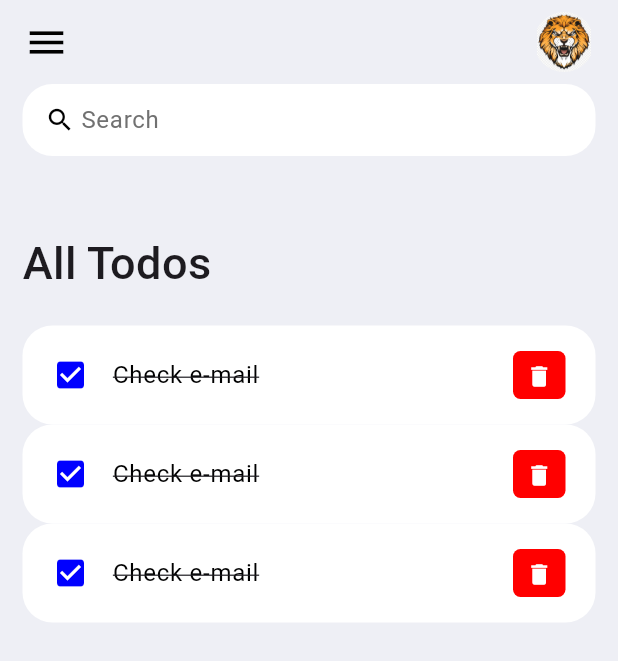
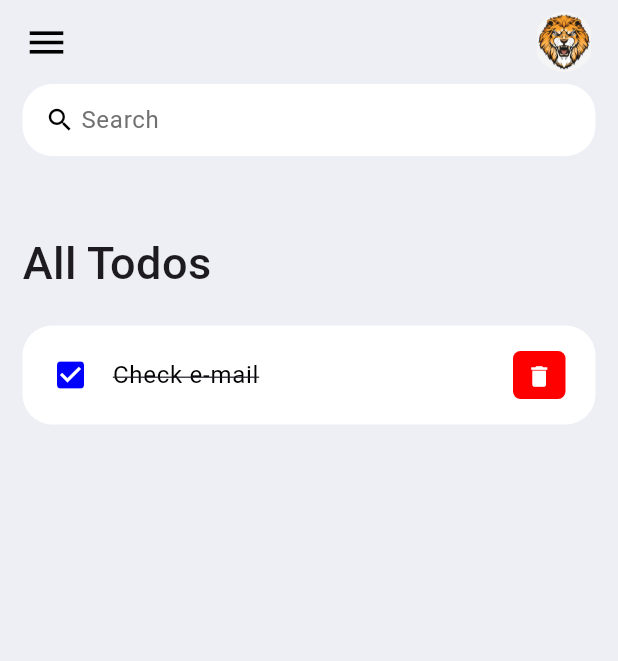
Before and after one commit to marcinherman/ToDoList, a Flutter app: the screen it shows after launch, on a phone screen of 412 x 824 dp. Shown: the top 661 px of the screen. Run offline on Flutter 3.47's test engine with Material 3 defaults, Android fonts, the phone set to English and light mode, and no system bars; generated files the repository leaves out were written again; statements that could not run were skipped.

Commit message:
nullable expression

```diff
--- /dev/null
+++ b/to_todo_list/lib/models/todo.dart
@@ -0,0 +1,31 @@
+class Todo {
+  String? id;
+  String? todoText;
+  bool? isDone;
+
+  Todo({
+    required this.id,
+    required this.todoText,
+    this.isDone = false,
+  });
+
+  static List<Todo> todoList() {
+    return [
+      Todo(id: '01', todoText: 'Exercise', isDone: true),
+      Todo(id: '02', todoText: 'Shopping', isDone: true),
+      Todo(
+        id: '03',
+        todoText: 'Check Emails',
+      ),
+      Todo(
+        id: '04',
+        todoText: 'Meeting',
+      ),
+      Todo(id: '06', todoText: 'Work on mobile apps fot 2 hour'),
+      Todo(
+        id: '07',
+        todoText: 'Dinner with Jenny',
+      )
+    ];
+  }
+}
--- a/to_todo_list/lib/screens/home.dart
+++ b/to_todo_list/lib/screens/home.dart
@@ -1,9 +1,11 @@
 import 'package:flutter/material.dart';
 import 'package:to_todo_list/constants/colors.dart';
+import 'package:to_todo_list/models/todo.dart';
 import 'package:to_todo_list/widgets/todo_item.dart';
 
 class Home extends StatelessWidget {
-  const Home({super.key});
+  Home({super.key});
+  final todosList = Todo.totodoList();
 
   @override
   Widget build(BuildContext context) {
@@ -29,8 +31,6 @@ class Home extends StatelessWidget {
                           TextStyle(fontSize: 30, fontWeight: FontWeight.w500),
                     ),
                   ),
-                  const TodoItem(),
-                  TodoItem(),
                   TodoItem(),
                 ],
               ),
--- a/to_todo_list/lib/widgets/main.dart
+++ b/to_todo_list/lib/widgets/main.dart
@@ -10,7 +10,7 @@ class MyApp extends StatelessWidget {
 
   @override
   Widget build(BuildContext context) {
-    return const MaterialApp(
+    return MaterialApp(
         debugShowCheckedModeBanner: false, title: 'ToDo App', home: Home());
   }
 }
--- a/to_todo_list/lib/widgets/todo_item.dart
+++ b/to_todo_list/lib/widgets/todo_item.dart
@@ -1,14 +1,20 @@
 import 'package:flutter/material.dart';
 import 'package:to_todo_list/constants/colors.dart';
+import 'package:to_todo_list/models/todo.dart';
 
 class TodoItem extends StatelessWidget {
-  const TodoItem({super.key});
+  TodoItem({super.key});
+
+  final todosList = Todo.totodoList();
 
   @override
   Widget build(BuildContext context) {
     return Container(
+      margin: const EdgeInsets.only(bottom: 15),
       child: ListTile(
-        onTap: () {},
+        onTap: () {
+          print('clicked on item');
+        },
         shape: RoundedRectangleBorder(borderRadius: BorderRadius.circular(20)),
         contentPadding: const EdgeInsets.symmetric(horizontal: 20, vertical: 5),
         tileColor: Colors.white,
@@ -21,8 +27,8 @@ class TodoItem extends StatelessWidget {
               decoration: TextDecoration.lineThrough),
         ),
         trailing: Container(
-          padding: EdgeInsets.all(0),
-          margin: EdgeInsets.symmetric(vertical: 12),
+          padding: const EdgeInsets.all(0),
+          margin: const EdgeInsets.symmetric(vertical: 12),
           height: 35,
           width: 35,
           decoration: BoxDecoration(
```
